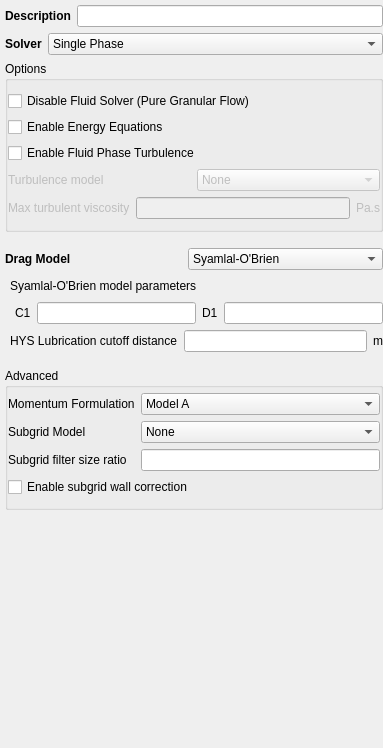
Old version of the form mfixgui/uifiles/model_setup.ui in the repository truongd8593/mfix.
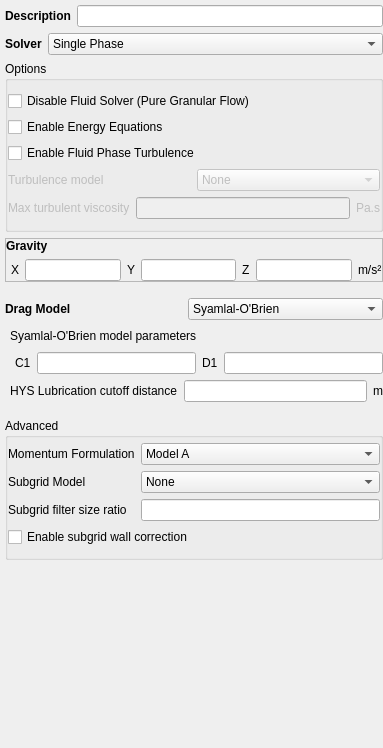
New version of the form. Custom widgets are drawn as their Qt base class.

```diff
--- a/mfixgui/uifiles/model_setup.ui
+++ b/mfixgui/uifiles/model_setup.ui
@@ -203,6 +203,108 @@
      </layout>
     </widget>
    </item>
+   <item>
+    <widget class="QFrame" name="frame_gravity">
+     <property name="frameShape">
+      <enum>QFrame::StyledPanel</enum>
+     </property>
+     <property name="frameShadow">
+      <enum>QFrame::Raised</enum>
+     </property>
+     <layout class="QGridLayout" name="gridLayout">
+      <property name="leftMargin">
+       <number>0</number>
+      </property>
+      <property name="topMargin">
+       <number>0</number>
+      </property>
+      <property name="rightMargin">
+       <number>0</number>
+      </property>
+      <property name="bottomMargin">
+       <number>0</number>
+      </property>
+      <item row="0" column="0">
+       <widget class="QLabel" name="label">
+        <property name="font">
+         <font>
+          <weight>75</weight>
+          <bold>true</bold>
+         </font>
+        </property>
+        <property name="text">
+         <string>Gravity</string>
+        </property>
+       </widget>
+      </item>
+      <item row="1" column="0">
+       <layout class="QHBoxLayout" name="layout_gravity">
+        <property name="leftMargin">
+         <number>5</number>
+        </property>
+        <item>
+         <widget class="QLabel" name="label_gravity_x">
+          <property name="text">
+           <string>X</string>
+          </property>
+         </widget>
+        </item>
+        <item>
+         <widget class="LineEdit" name="lineedit_keyword_gravity_x">
+          <property name="maximumSize">
+           <size>
+            <width>16777215</width>
+            <height>16777215</height>
+           </size>
+          </property>
+         </widget>
+        </item>
+        <item>
+         <widget class="QLabel" name="label_gravity_y">
+          <property name="text">
+           <string>Y</string>
+          </property>
+         </widget>
+        </item>
+        <item>
+         <widget class="LineEdit" name="lineedit_keyword_gravity_y">
+          <property name="maximumSize">
+           <size>
+            <width>16777215</width>
+            <height>16777215</height>
+           </size>
+          </property>
+         </widget>
+        </item>
+        <item>
+         <widget class="QLabel" name="label_gravity_z">
+          <property name="text">
+           <string>Z</string>
+          </property>
+         </widget>
+        </item>
+        <item>
+         <widget class="LineEdit" name="lineedit_keyword_gravity_z">
+          <property name="maximumSize">
+           <size>
+            <width>16777215</width>
+            <height>16777215</height>
+           </size>
+          </property>
+         </widget>
+        </item>
+        <item>
+         <widget class="QLabel" name="label_gravity_units">
+          <property name="text">
+           <string>m/s²</string>
+          </property>
+         </widget>
+        </item>
+       </layout>
+      </item>
+     </layout>
+    </widget>
+   </item>
    <item>
     <widget class="QFrame" name="frame_drag">
      <layout class="QVBoxLayout" name="verticalLayout_2">
```
Left out of the diff: 1 changed line with no effect on the pictures.
